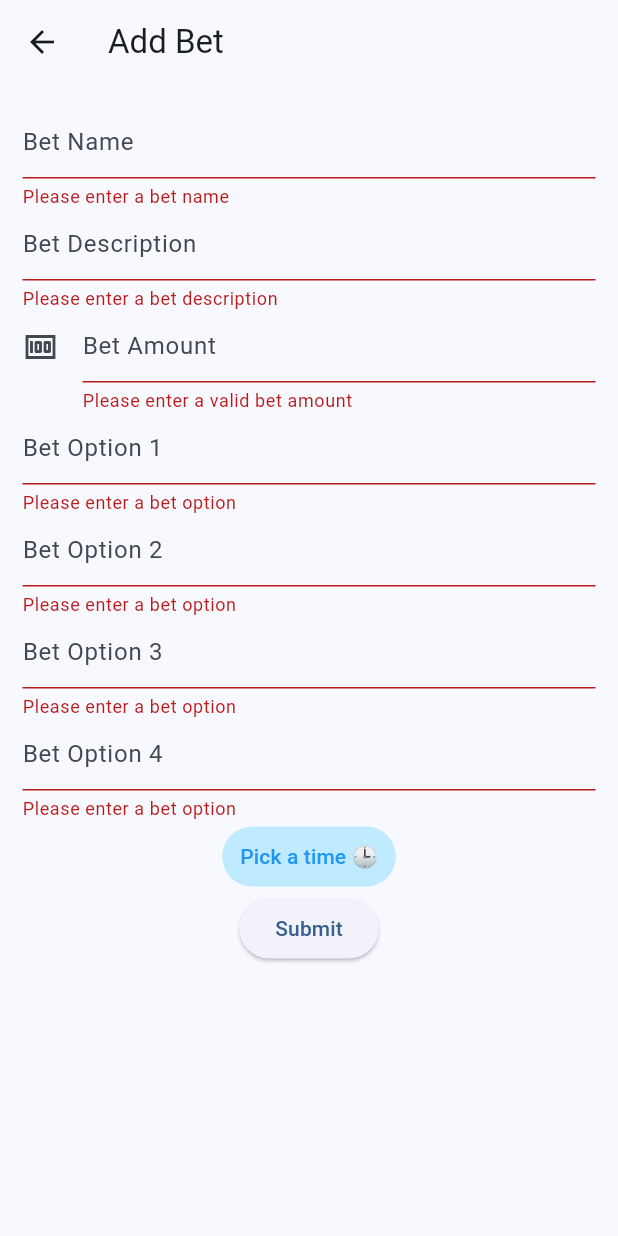
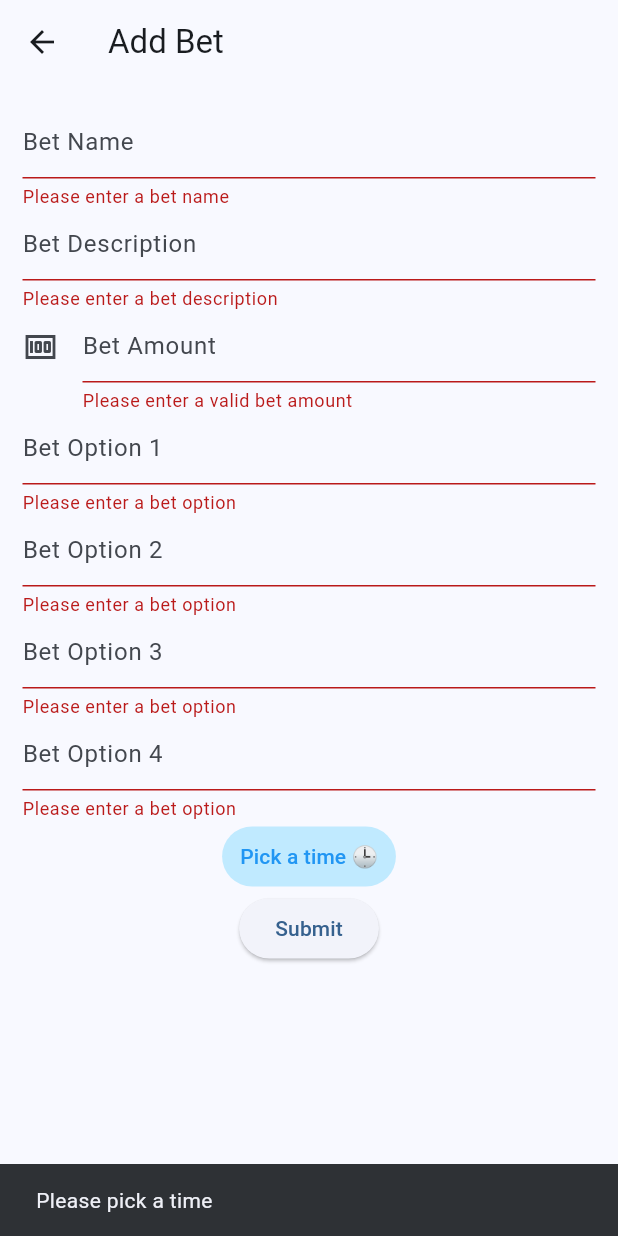
Before and after one commit to aradbm/ibet, a Flutter app: the AddBetScreen screen opened directly, after a tap on "Submit", on a phone screen of 412 x 824 dp. Run offline on Flutter 3.47's test engine with Material 3 defaults, Android fonts, the phone set to English and light mode, and no system bars; our stand-ins replace cloud_firestore, firebase_auth, firebase_core, flutter_datetime_picker_plus; accounts and stored records are empty; network calls fail.

Commit message:
Fix time validation and UI bug in AddBetScreen

```diff
--- a/lib/screens/bets/add_bet.dart
+++ b/lib/screens/bets/add_bet.dart
@@ -26,7 +26,7 @@ class _AddBetScreenState extends State<AddBetScreen> {
     final betOption2Controller = TextEditingController();
     final betOption3Controller = TextEditingController();
     final betOption4Controller = TextEditingController();
-
+    bool isTimePicked = false;
     // here we create the form for a new bet
     return Scaffold(
       appBar: AppBar(title: const Text('Add Bet')),
@@ -59,7 +59,7 @@ class _AddBetScreenState extends State<AddBetScreen> {
                   // 4. the value is greater than 0
                   if (value == null ||
                       value.isEmpty ||
-                      !int.tryParse(value)!.isFinite ||
+                      int.tryParse(value) == null ||
                       int.parse(value) <= 0) {
                     return 'Please enter a valid bet amount';
                   }
@@ -127,6 +127,7 @@ class _AddBetScreenState extends State<AddBetScreen> {
                         onChanged: (date) {}, onConfirm: (date) {
                       timeController.text =
                           date.millisecondsSinceEpoch.toString();
+                      isTimePicked = true;
                     }, currentTime: DateTime.now(), locale: LocaleType.en);
                   },
                   child: const Text(
@@ -135,7 +136,7 @@ class _AddBetScreenState extends State<AddBetScreen> {
                   )),
               ElevatedButton(
                 onPressed: () async {
-                  if (formKey.currentState!.validate()) {
+                  if (formKey.currentState!.validate() && isTimePicked) {
                     await FireStoreService().createBet(
                       {
                         'betopener': user!.uid,
@@ -155,6 +156,12 @@ class _AddBetScreenState extends State<AddBetScreen> {
                     );
                     // ignore: use_build_context_synchronously
                     Navigator.pop(context);
+                  } else if (!isTimePicked) {
+                    ScaffoldMessenger.of(context).showSnackBar(
+                      const SnackBar(
+                        content: Text('Please pick a time'),
+                      ),
+                    );
                   }
                 },
                 child: const Text('Submit'),
```
Also changed, not shown: lib/screens/bets/bet_screen.dart (+6 -3 lines).
